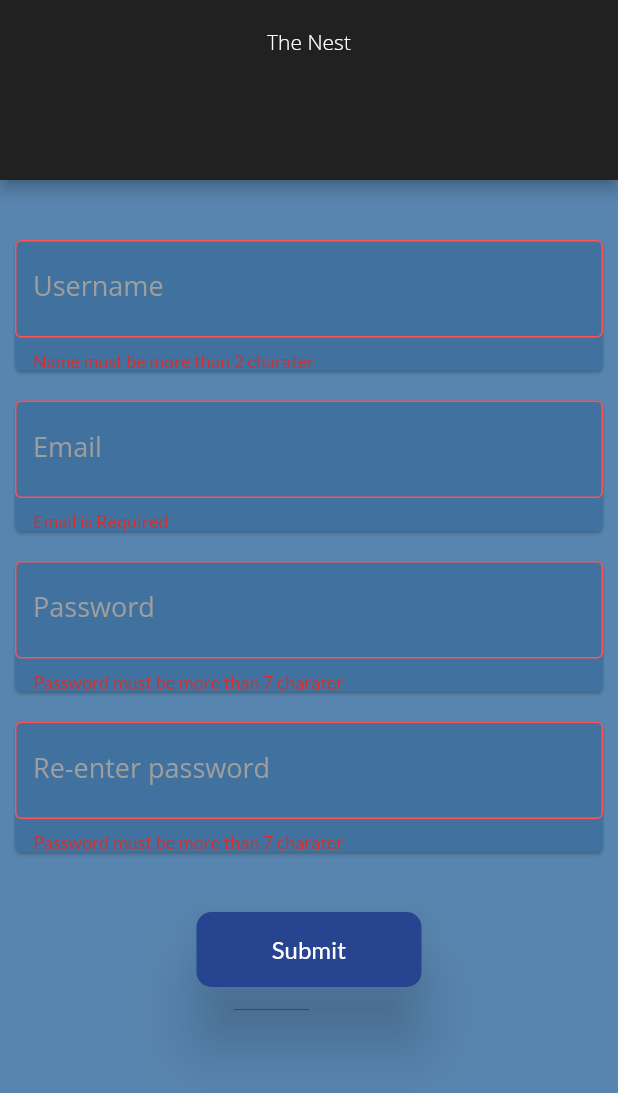
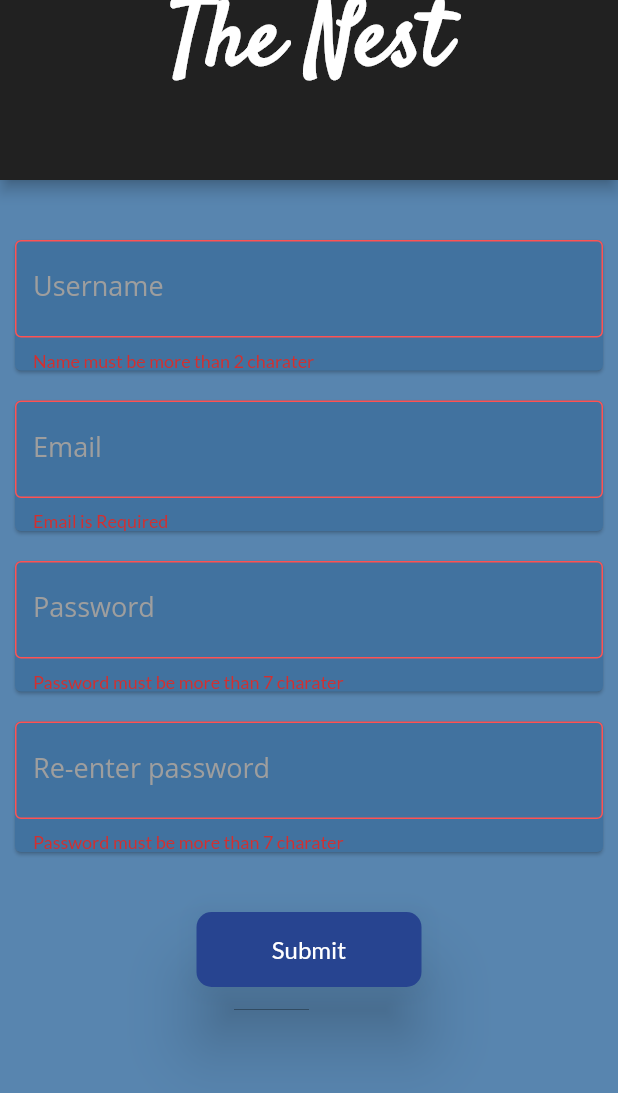
Before and after one commit to Lordswift86/homeRentalApp, a Flutter app: the screen it shows after launch, on a phone screen of 412 x 824 dp. Shown: the top 1093 px of the screen. Run offline on Flutter 3.47's test engine with Material 2 defaults, Android fonts, the phone set to English and light mode, and no system bars; our stand-ins replace intl_phone_field.

Commit message:
theme edits

```diff
--- a/lib/main.dart
+++ b/lib/main.dart
@@ -16,15 +16,16 @@ class MyApp extends StatelessWidget {
       title: 'Service App',
       // the configuration of the overall visual Theme for a MaterialApp or a widget subtree within the app.
       theme: ThemeData(
-          backgroundColor: Colors.white,
+          backgroundColor: Colors.blue,
           fontFamily: 'Lato',
-          brightness: Brightness.dark,
-          primarySwatch: Colors.blue,
+          //brightness: Brightness.dark,
+          primarySwatch: Colors.deepPurple,
           accentColor: Colors.blueAccent,
           buttonTheme: ButtonThemeData(
             buttonColor: Colors.black,
-            shape:
-                RoundedRectangleBorder(borderRadius: BorderRadius.circular(20)),
+            shape: RoundedRectangleBorder(
+              borderRadius: BorderRadius.circular(20),
+            ),
           ),
           textTheme: TextTheme(
             headline6: TextStyle(
@@ -40,11 +41,11 @@ class MyApp extends StatelessWidget {
             textTheme: TextTheme(
               headline6: TextStyle(
                   color: Colors.white,
-                  fontSize: 14,
-                  fontFamily: 'OpenSans',
-                  fontWeight: FontWeight.w300),
+                  fontSize: 60,
+                  fontFamily: 'Satisfy',
+                  fontWeight: FontWeight.w800),
             ),
-            color: Colors.white,
+            color: Colors.blue[700],
           )),
       home: SignUp(),
     );
```
